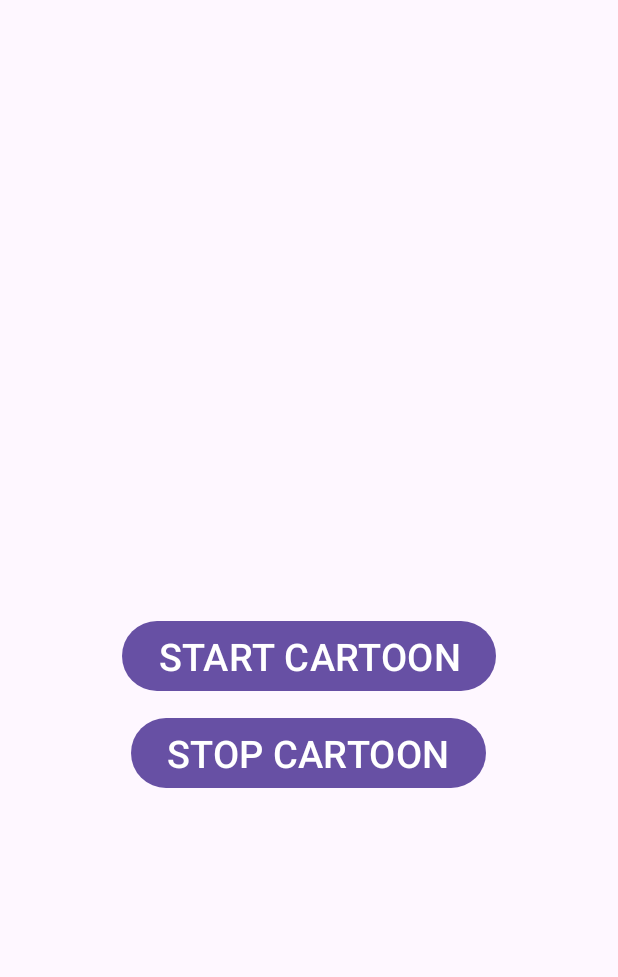
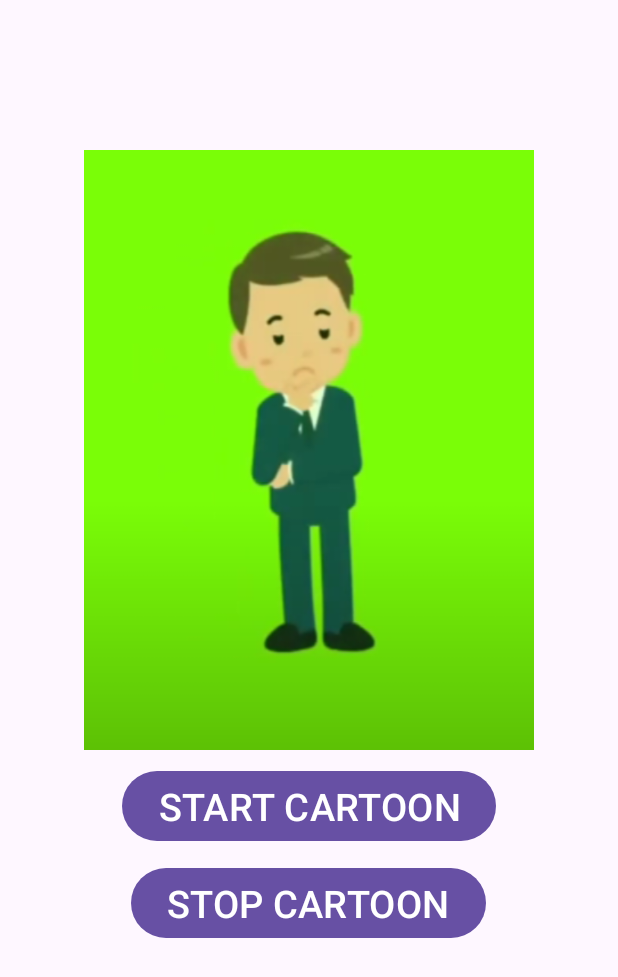
Before and after one commit to sgaona21/CartoonAnimation, an Android app: the screen it shows after launch (MainActivity), on a phone screen of 412 x 824 dp. Shown: the top 977 px of the screen. Run offline under Robolectric (Android 15) with nearby library versions, the light colour scheme and no system bars.

Commit message:
final touches

```diff
--- a/app/src/main/AndroidManifest.xml
+++ b/app/src/main/AndroidManifest.xml
@@ -13,6 +13,9 @@
         android:theme="@style/Theme.CartoonAnimation"
         tools:targetApi="31">
         <activity
+            android:name=".Tween"
+            android:exported="false" />
+        <activity
             android:name=".MainActivity"
             android:exported="true">
             <intent-filter>
--- a/app/src/main/java/com/example/cartoonanimation/MainActivity.java
+++ b/app/src/main/java/com/example/cartoonanimation/MainActivity.java
@@ -1,6 +1,11 @@
 package com.example.cartoonanimation;
 
+import android.content.Intent;
+import android.graphics.drawable.AnimationDrawable;
 import android.os.Bundle;
+import android.view.View;
+import android.widget.Button;
+import android.widget.ImageView;
 
 import androidx.activity.EdgeToEdge;
 import androidx.appcompat.app.AppCompatActivity;
@@ -10,15 +15,41 @@ import androidx.core.view.WindowInsetsCompat;
 
 public class MainActivity extends AppCompatActivity {
 
+    AnimationDrawable ideaAnimation;
+
     @Override
     protected void onCreate(Bundle savedInstanceState) {
         super.onCreate(savedInstanceState);
         EdgeToEdge.enable(this);
         setContentView(R.layout.activity_main);
-        ViewCompat.setOnApplyWindowInsetsListener(findViewById(R.id.main), (v, insets) -> {
-            Insets systemBars = insets.getInsets(WindowInsetsCompat.Type.systemBars());
-            v.setPadding(systemBars.left, systemBars.top, systemBars.right, systemBars.bottom);
-            return insets;
+
+        ImageView imgFrame = (ImageView)findViewById(R.id.cartoonImage);
+        imgFrame.setBackgroundResource(R.drawable.animation);
+        ideaAnimation = (AnimationDrawable)imgFrame.getBackground();
+
+        Button startButton = (Button)findViewById(R.id.startButton);
+        Button stopButton = (Button)findViewById(R.id.stopButton);
+
+        startButton.setOnClickListener(new View.OnClickListener() {
+            @Override
+            public void onClick(View v) {
+                ideaAnimation.start();
+            }
         });
+
+        stopButton.setOnClickListener(new View.OnClickListener() {
+            @Override
+            public void onClick(View v) {
+                ideaAnimation.stop();
+                startActivity(new Intent(MainActivity.this, Tween.class));
+            }
+        });
+
+
+//        ViewCompat.setOnApplyWindowInsetsListener(findViewById(R.id.main), (v, insets) -> {
+//            Insets systemBars = insets.getInsets(WindowInsetsCompat.Type.systemBars());
+//            v.setPadding(systemBars.left, systemBars.top, systemBars.right, systemBars.bottom);
+//            return insets;
+//        });
     }
 }
--- /dev/null
+++ b/app/src/main/res/drawable/animation.xml
@@ -0,0 +1,9 @@
+<?xml version="1.0" encoding="utf-8"?>
+<animation-list xmlns:android="http://schemas.android.com/apk/res/android" android:oneshot="false">
+
+    <item android:drawable="@drawable/thinking1" android:duration="150" />
+    <item android:drawable="@drawable/thinking2" android:duration="150" />
+    <item android:drawable="@drawable/thinking3" android:duration="150" />
+    <item android:drawable="@drawable/thinking4" android:duration="150" />
+
+</animation-list>
--- a/app/src/main/res/layout/activity_main.xml
+++ b/app/src/main/res/layout/activity_main.xml
@@ -7,7 +7,7 @@
     <ImageView
         android:id="@+id/cartoonImage"
         android:layout_width="300dp"
-        android:layout_height="300dp"
+        android:layout_height="400dp"
         android:layout_alignParentTop="true"
         android:layout_centerHorizontal="true"
         android:layout_marginTop="100dp"
```
Also changed, not shown: app/src/main/java/com/example/cartoonanimation/Tween.java (added, +31 -0 lines), app/src/main/res/anim/rotation.xml (added, +9 -0 lines), app/src/main/res/layout/activity_tween.xml (added, +18 -0 lines).
